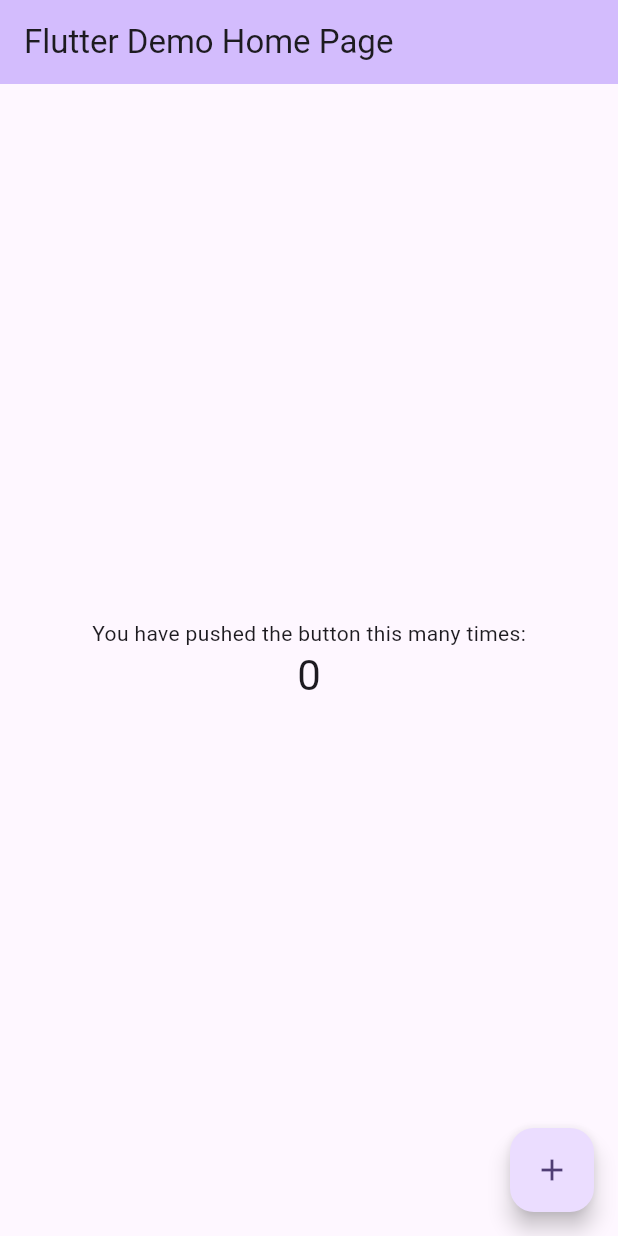
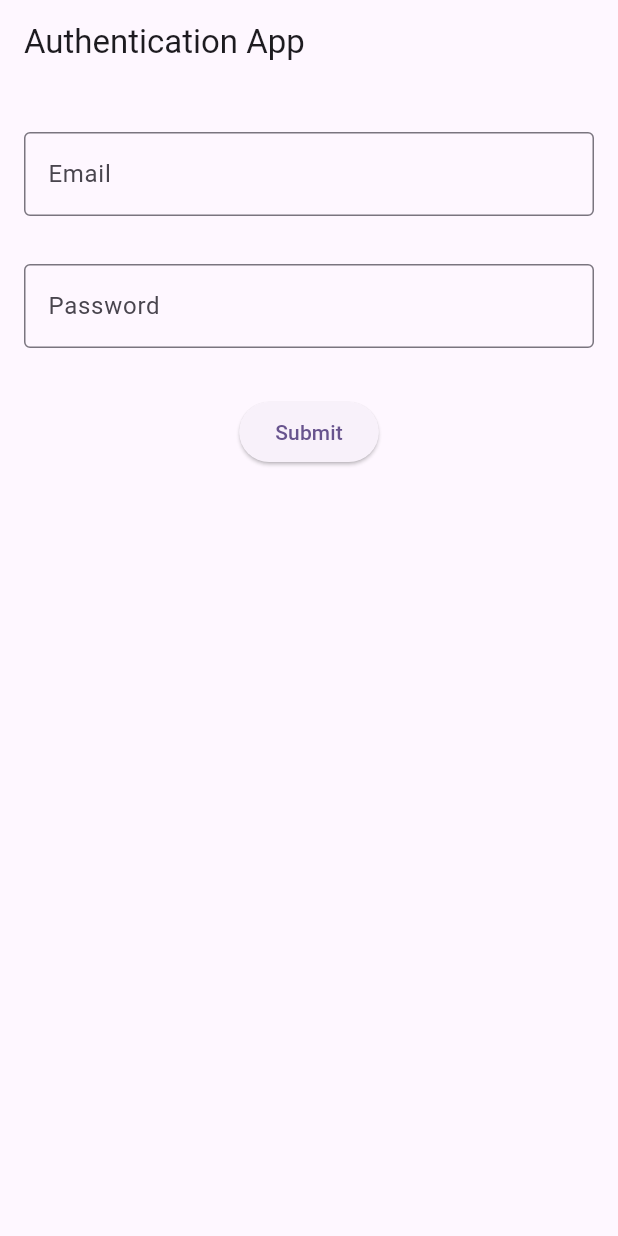
Before and after one commit to m00n-die/flutter_projects, a Flutter app: the screen it shows after launch, on a phone screen of 412 x 824 dp. Run offline on Flutter 3.47's test engine with Material 2 defaults, Android fonts, the phone set to English and light mode, and no system bars.

Commit message:
SignUp class added

```diff
--- a/login_app/lib/main.dart
+++ b/login_app/lib/main.dart
@@ -15,54 +15,90 @@ class MyApp extends StatelessWidget {
         colorScheme: ColorScheme.fromSeed(seedColor: Colors.deepPurple),
         useMaterial3: true,
       ),
-      home: const MyHomePage(title: 'Flutter Demo Home Page'),
+      home: const SignUp(title: 'Authentication App'),
     );
   }
 }
 
-class MyHomePage extends StatefulWidget {
-  const MyHomePage({super.key, required this.title});
+class SignUp extends StatefulWidget {
+  const SignUp({super.key, required this.title});
 
   final String title;
 
   @override
-  State<MyHomePage> createState() => _MyHomePageState();
+  State<SignUp> createState() => _SignUpState();
 }
 
-class _MyHomePageState extends State<MyHomePage> {
-  int _counter = 0;
-
-  void _incrementCounter() {
-    setState(() {
-      _counter++;
-    });
-  }
+class _SignUpState extends State<SignUp> {
+  final _formKey = GlobalKey<FormState>();
+  TextEditingController emailController = TextEditingController();
+  TextEditingController passwordController = TextEditingController();
 
   @override
   Widget build(BuildContext context) {
     return Scaffold(
       appBar: AppBar(
-        backgroundColor: Theme.of(context).colorScheme.inversePrimary,
         title: Text(widget.title),
       ),
-      body: Center(
-        child: Column(
-          mainAxisAlignment: MainAxisAlignment.center,
-          children: <Widget>[
-            const Text(
-              'You have pushed the button this many times:',
-            ),
-            Text(
-              '$_counter',
-              style: Theme.of(context).textTheme.headlineMedium,
-            ),
-          ],
+      body: Form(
+        key: _formKey,
+        child: Padding(
+          padding: const EdgeInsets.symmetric(horizontal: 8, vertical: 16),
+          child: Column(
+            crossAxisAlignment: CrossAxisAlignment.center,
+            children: [
+              Padding(
+                padding:
+                    const EdgeInsets.symmetric(horizontal: 8, vertical: 16),
+                child: TextFormField(
+                  controller: emailController,
+                  decoration: const InputDecoration(
+                      border: OutlineInputBorder(), labelText: "Email"),
+                  validator: (value) {
+                    if (value == null || value.isEmpty) {
+                      return 'Please enter your email';
+                    }
+                    return null;
+                  },
+                ),
+              ),
+              Padding(
+                padding:
+                    const EdgeInsets.symmetric(horizontal: 8, vertical: 16),
+                child: TextFormField(
+                  controller: passwordController,
+                  obscureText: true,
+                  decoration: const InputDecoration(
+                      border: OutlineInputBorder(), labelText: "Password"),
+                  validator: (value) {
+                    if (value == null || value.isEmpty) {
+                      return 'Please enter your password';
+                    }
+                    return null;
+                  },
+                ),
+              ),
+              Padding(
+                padding:
+                    const EdgeInsets.symmetric(horizontal: 8, vertical: 16.0),
+                child: Center(
+                  child: ElevatedButton(
+                    onPressed: () {
+                      if (_formKey.currentState!.validate()) {
+                        // Navigate the user to the Home page
+                      } else {
+                        ScaffoldMessenger.of(context).showSnackBar(
+                          const SnackBar(content: Text('Please fill input')),
+                        );
+                      }
+                    },
+                    child: const Text('Submit'),
+                  ),
+                ),
+              ),
+            ],
+          ),
         ),
-      ),
-      floatingActionButton: FloatingActionButton(
-        onPressed: _incrementCounter,
-        tooltip: 'Increment',
-        child: const Icon(Icons.add),
       ),
     );
   }
```
